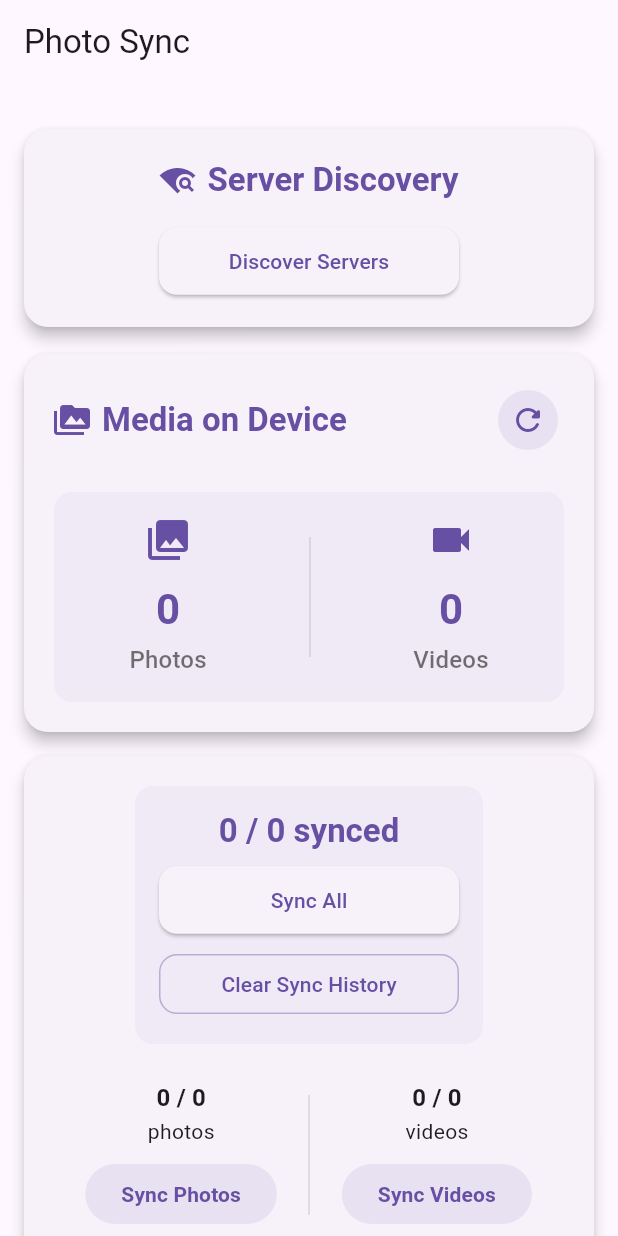
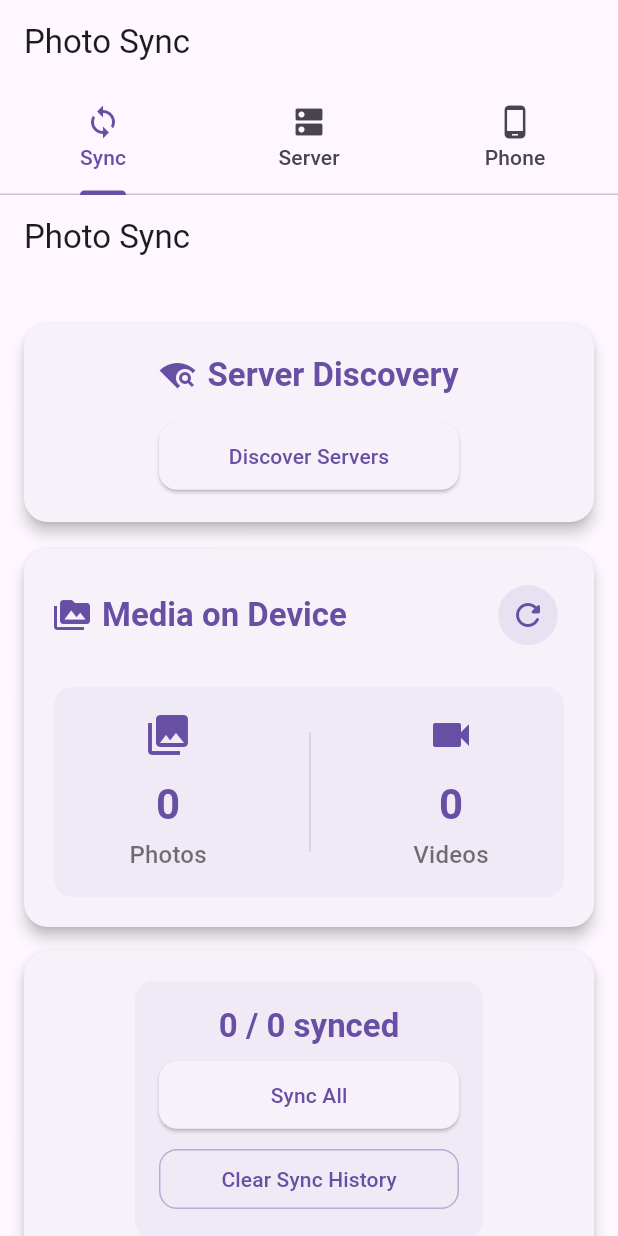
Before and after one commit to caddier/photo_sync, a Flutter app: the screen it shows after launch, on a phone screen of 412 x 824 dp. Run offline on Flutter 3.47's test engine with Material 3 defaults, Android fonts, the phone set to English and light mode, and no system bars; our stand-ins replace sqflite; missing offline and left inert: network_info_plus, photo_manager; accounts and stored records are empty.

Commit message:
add server tab and phone tab

```diff
--- a/lib/main.dart
+++ b/lib/main.dart
@@ -11,9 +11,14 @@ import 'package:photo_manager/photo_manager.dart';
 // Optional: foreground service on Android. Native setup required in AndroidManifest.
 // import 'package:flutter_foreground_task/flutter_foreground_task.dart';
 
+
+
+
+
 void main() {
   runApp(const MainApp());
 }
+
 
 class MainApp extends StatelessWidget {
   const MainApp({super.key});
@@ -21,8 +26,58 @@ class MainApp extends StatelessWidget {
   @override
   Widget build(BuildContext context) {
     return const MaterialApp(
-      home: SyncPage(),
+      home: MainTabPage(),
       debugShowCheckedModeBanner: true,
+    );
+  }
+}
+
+class MainTabPage extends StatelessWidget {
+  const MainTabPage({super.key});
+
+  @override
+  Widget build(BuildContext context) {
+    return DefaultTabController(
+      length: 3,
+      child: Scaffold(
+        appBar: AppBar(
+          title: const Text('Photo Sync'),
+          bottom: const TabBar(
+            tabs: [
+              Tab(text: 'Sync', icon: Icon(Icons.sync)),
+              Tab(text: 'Server', icon: Icon(Icons.dns)),
+              Tab(text: 'Phone', icon: Icon(Icons.phone_android)),
+            ],
+          ),
+        ),
+        body: const TabBarView(
+          children: [
+            SyncPage(),
+            ServerTab(),
+            PhoneTab(),
+          ],
+        ),
+      ),
+    );
+  }
+}
+
+class ServerTab extends StatelessWidget {
+  const ServerTab({super.key});
+  @override
+  Widget build(BuildContext context) {
+    return Center(
+      child: Text('Server tab (add server management UI here)', style: Theme.of(context).textTheme.titleLarge),
+    );
+  }
+}
+
+class PhoneTab extends StatelessWidget {
+  const PhoneTab({super.key});
+  @override
+  Widget build(BuildContext context) {
+    return Center(
+      child: Text('Phone tab (add phone info UI here)', style: Theme.of(context).textTheme.titleLarge),
     );
   }
 }
@@ -42,36 +97,6 @@ class _SyncPageState extends State<SyncPage> {
   // Synced counts
   int syncedPhotos = 0;
   int syncedVideos = 0;
-
-  Future<void> _loadSyncedCounts() async {
-    // Get all synced records
-    final syncedRecords = await history.getAllSyncedFiles();
-
-    int photos = 0;
-    int videos = 0;
-
-    // Count photos and videos
-    for (var record in syncedRecords) {
-      if (record.mediaType == 'photo') {
-        photos++;
-      } else if (record.mediaType == 'video') {
-        videos++;
-      }
-    }
-
-    setState(() {
-      syncedPhotos = photos;
-      syncedVideos = videos;
-    });
-  }
-
-  @override
-  void initState() {
-    super.initState();
-    // Load both media counts and sync history
-    _loadMediaCounts();
-    _loadSyncedCounts();
-  }
 
   Future<void> _loadMediaCounts() async {
     bool permissionGranted = await MediaEnumerator.requestPermission();
@@ -97,6 +122,25 @@ class _SyncPageState extends State<SyncPage> {
     setState(() {
       totalPhotos = photos.length;
       totalVideos = videos.length;
+    });
+  }
+
+  Future<void> _loadSyncedCounts() async {
+    // Get all synced records
+    final syncedRecords = await history.getAllSyncedFiles();
+    int photos = 0;
+    int videos = 0;
+    // Count photos and videos
+    for (var record in syncedRecords) {
+      if (record.mediaType == 'photo') {
+        photos++;
+      } else if (record.mediaType == 'video') {
+        videos++;
+      }
+    }
+    setState(() {
+      syncedPhotos = photos;
+      syncedVideos = videos;
     });
   }
 
@@ -160,7 +204,7 @@ class _SyncPageState extends State<SyncPage> {
   }
 
 
-  static const int _chunkSize = 5;  // Process assets in small batches
+  final int _chunkSize = 5;  // Process assets in small batches
 
   Future<void> _syncAssets(RequestType type, String assetType, {ServerConnection? connection}) async {
     ServerConnection? conn = connection;
```
